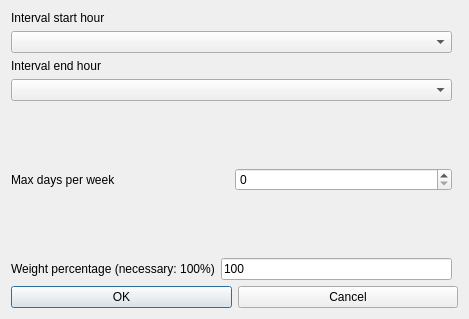
Above: fet/src/interface/modifyconstraintstudentsmorningintervalmaxdaysperweekform_template.ui from vonmecheln/fet before the change. Below: the same form after it.
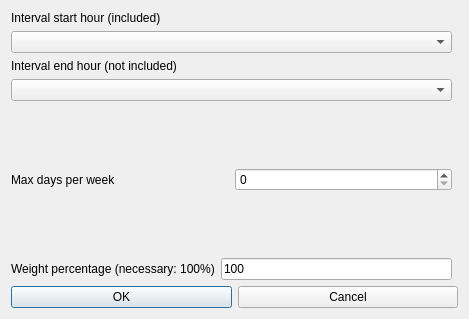
That is the form after the change.

```diff
--- a/fet/src/interface/modifyconstraintstudentsmorningintervalmaxdaysperweekform_template.ui
+++ b/fet/src/interface/modifyconstraintstudentsmorningintervalmaxdaysperweekform_template.ui
@@ -70,7 +70,7 @@
         <enum>QFrame::Plain</enum>
        </property>
        <property name="text">
-        <string>Interval start hour</string>
+        <string extracomment="This field refers to a constraint operating on a given hourly interval. The selected start hour of the interval is included (is counted) in the constraint, while the selected end hour of the interval is not included (is not counted) in the constraint.">Interval start hour (included)</string>
        </property>
        <property name="wordWrap">
         <bool>false</bool>
@@ -103,7 +103,7 @@
         <enum>QFrame::Plain</enum>
        </property>
        <property name="text">
-        <string>Interval end hour</string>
+        <string extracomment="This field refers to a constraint operating on a given hourly interval. The selected start hour of the interval is included (is counted) in the constraint, while the selected end hour of the interval is not included (is not counted) in the constraint.">Interval end hour (not included)</string>
        </property>
        <property name="wordWrap">
         <bool>false</bool>
```
